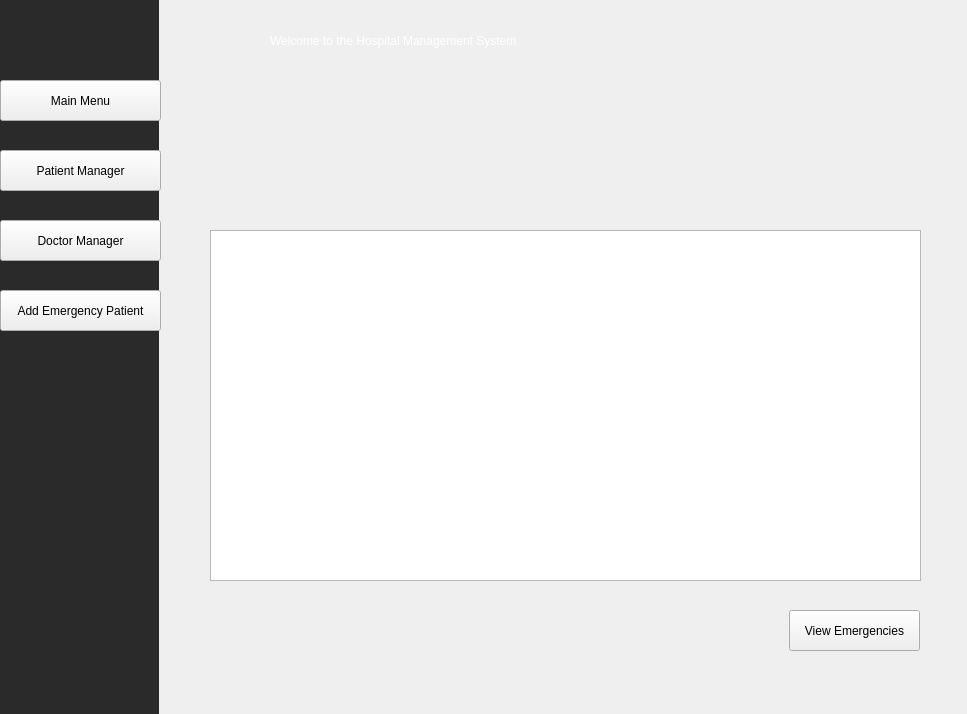
This is mainwindow.ui in Jenushan44/Hospital-Manager as Qt 5 draws it before an edit. The edited form follows.
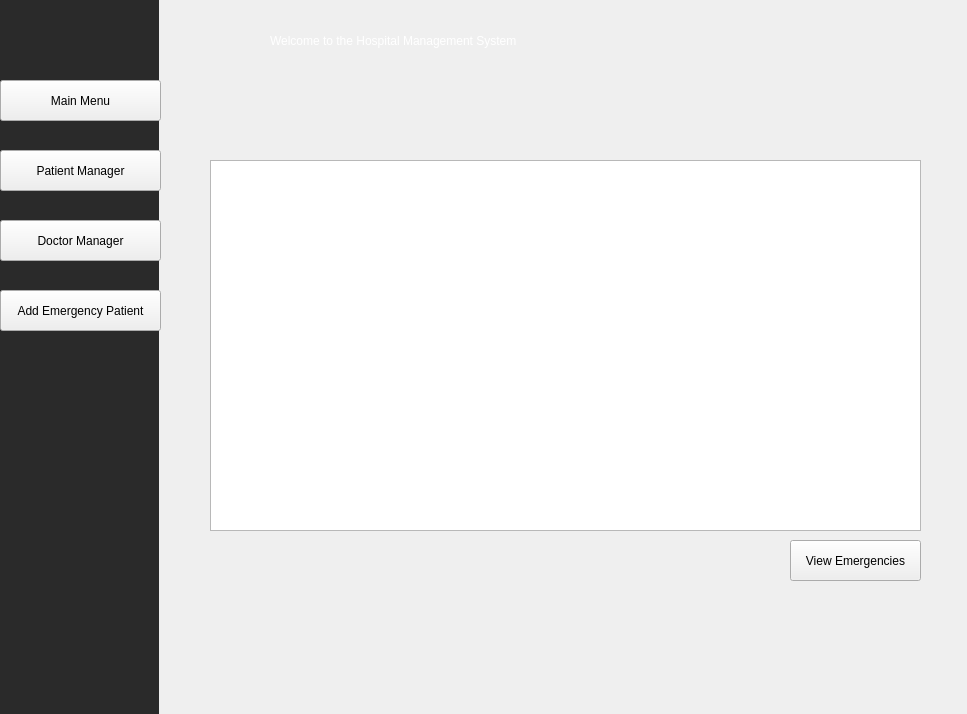
This is the edited form. The open tabs and pages were chosen to show the change. Icons and pictures are not drawn.

Diff of the .ui file:
```diff
--- a/mainwindow.ui
+++ b/mainwindow.ui
@@ -51,17 +51,17 @@
       <property name="geometry">
        <rect>
         <x>30</x>
-        <y>230</y>
+        <y>160</y>
         <width>711</width>
-        <height>351</height>
+        <height>371</height>
        </rect>
       </property>
      </widget>
      <widget class="QPushButton" name="viewAllEmergenciesButton">
       <property name="geometry">
        <rect>
-        <x>609</x>
-        <y>610</y>
+        <x>610</x>
+        <y>540</y>
         <width>131</width>
         <height>41</height>
        </rect>
```
Left out of the diff: 14 changed lines with no effect on the pictures.
